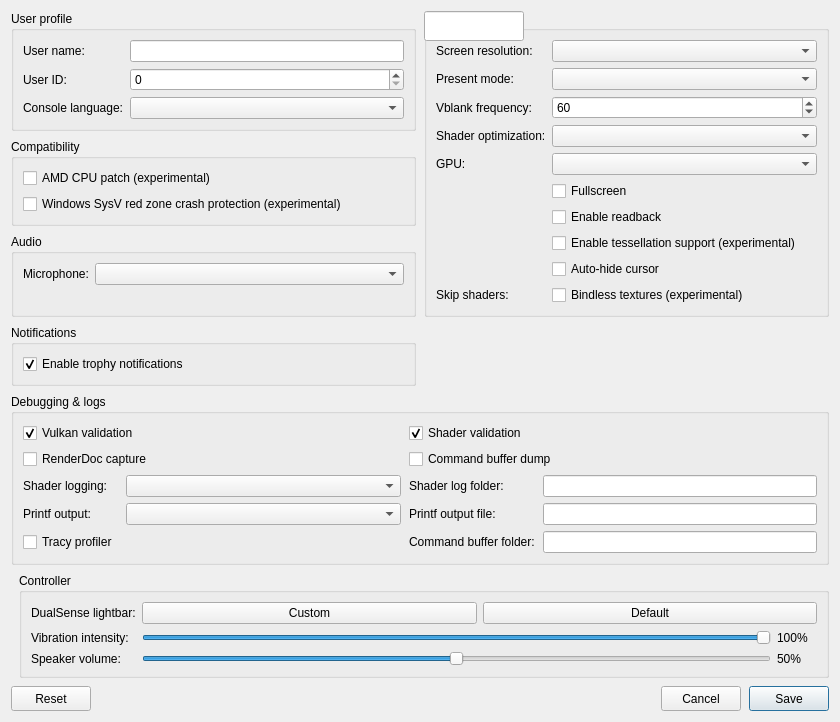
Before: the Qt Designer form src/launcher/forms/configuration_edit_dialog.ui in Lepexa-cell/KytyPS5-UFC6, drawn with Qt 5.
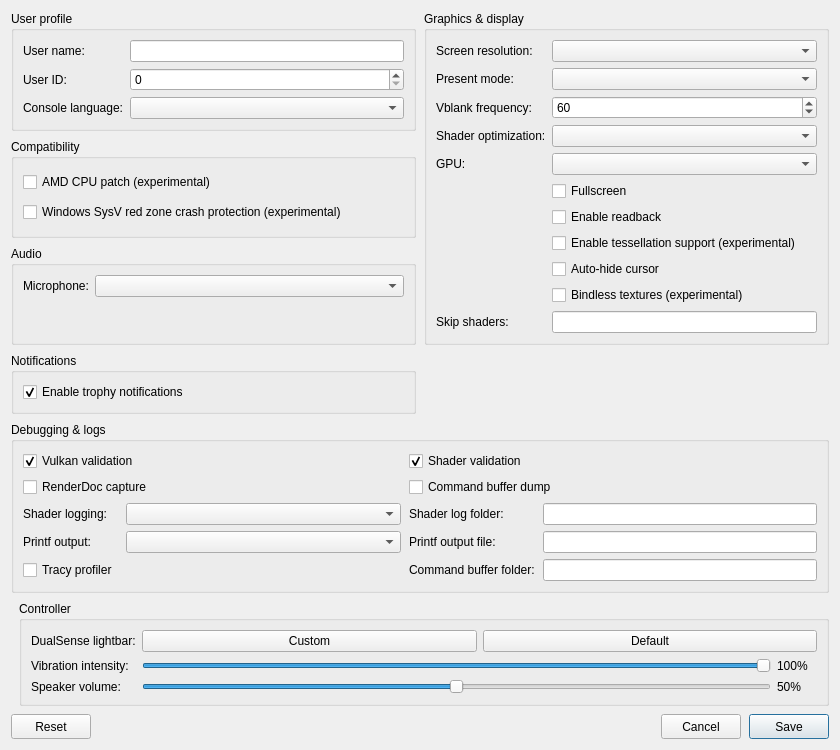
After: the same form once the commit is applied. Custom widgets are drawn as their Qt base class.

Commit message:
Rebase onto upstream 72e4989b: launcher rows after upstream's trophy setting
Upstream 72e4989b adds the trophy notification setting. The Bindless textures checkbox and the
Skip shaders field had landed in the same row of the graphics group (9); Skip shaders moves to 10.

Diff of the .ui file:
```diff
--- a/src/launcher/forms/configuration_edit_dialog.ui
+++ b/src/launcher/forms/configuration_edit_dialog.ui
@@ -185,12 +185,12 @@
           <property name="text"><string>Bindless textures (experimental)</string></property>
          </widget>
         </item>
-        <item row="9" column="0">
+        <item row="10" column="0">
          <widget class="QLabel" name="label_skip_shaders">
           <property name="text"><string>Skip shaders:</string></property>
          </widget>
         </item>
-        <item row="9" column="1">
+        <item row="10" column="1">
          <widget class="QLineEdit" name="lineEdit_skip_shaders">
           <property name="toolTip"><string>Guest shader hashes (hex, comma-separated) whose draws and dispatches are left out</string></property>
           <property name="clearButtonEnabled"><bool>true</bool></property>
```
